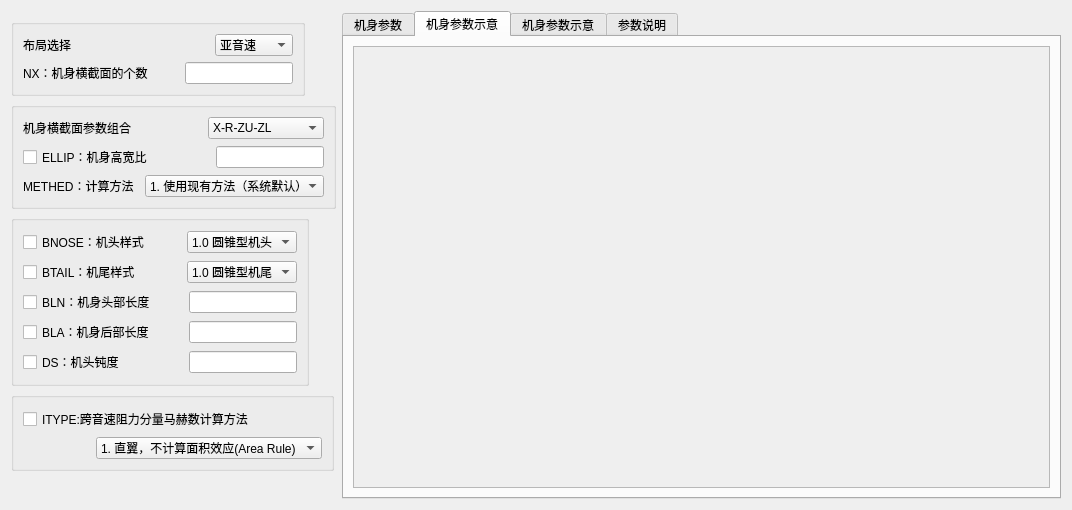
Above: PyDatcomLab/GUIs/PlaneConfiguration/BODY.ui from darkspring2015/PyDatcomLab before the change. Below: the same form after it.
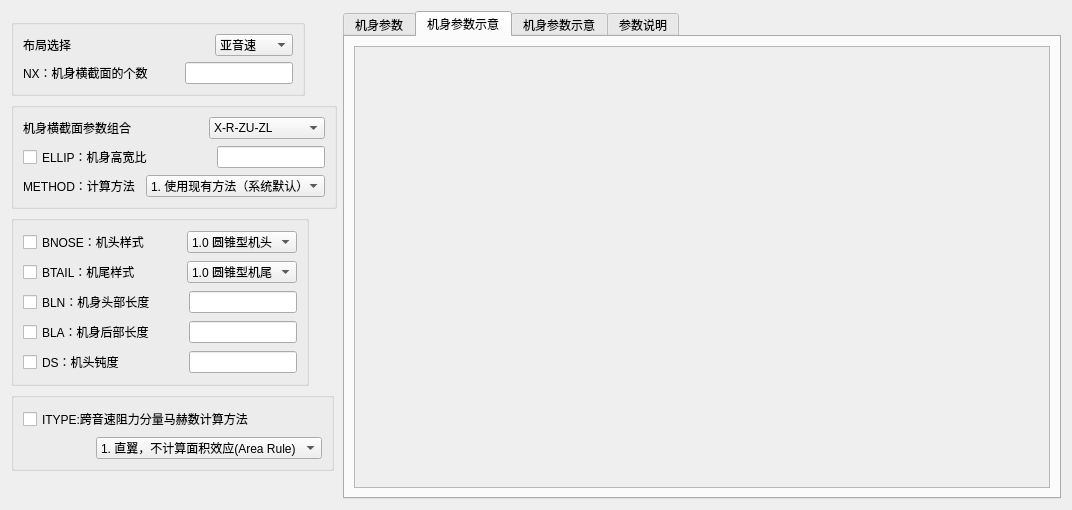
That is the form after the change. The open tabs and pages were chosen to show the change. Icons and pictures are not drawn.

What changed in the file:
```diff
--- a/PyDatcomLab/GUIs/PlaneConfiguration/BODY.ui
+++ b/PyDatcomLab/GUIs/PlaneConfiguration/BODY.ui
@@ -223,7 +223,7 @@
           <item>
            <widget class="QLabel" name="label_8">
             <property name="text">
-             <string>METHED：计算方法</string>
+             <string>METHOD：计算方法</string>
             </property>
            </widget>
           </item>
@@ -615,8 +615,8 @@
            <rect>
             <x>0</x>
             <y>0</y>
-            <width>98</width>
-            <height>32</height>
+            <width>695</width>
+            <height>447</height>
            </rect>
           </property>
           <layout class="QVBoxLayout" name="verticalLayout_6">
```
Left out of the diff: 8 changed lines with no effect on the pictures.
